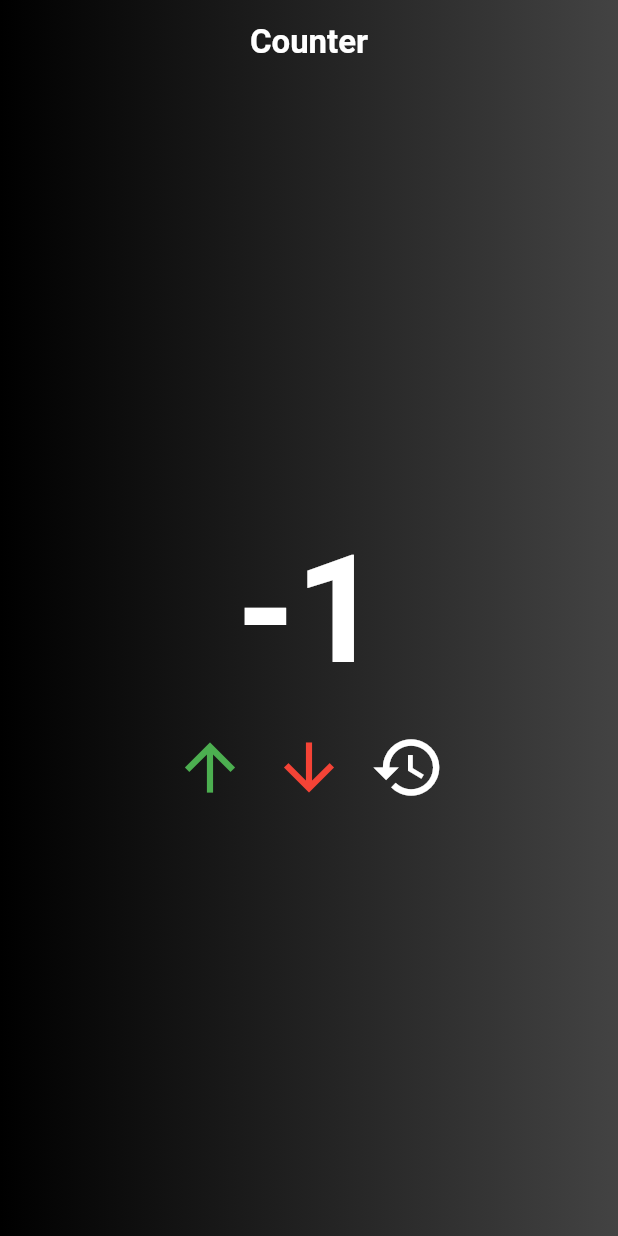
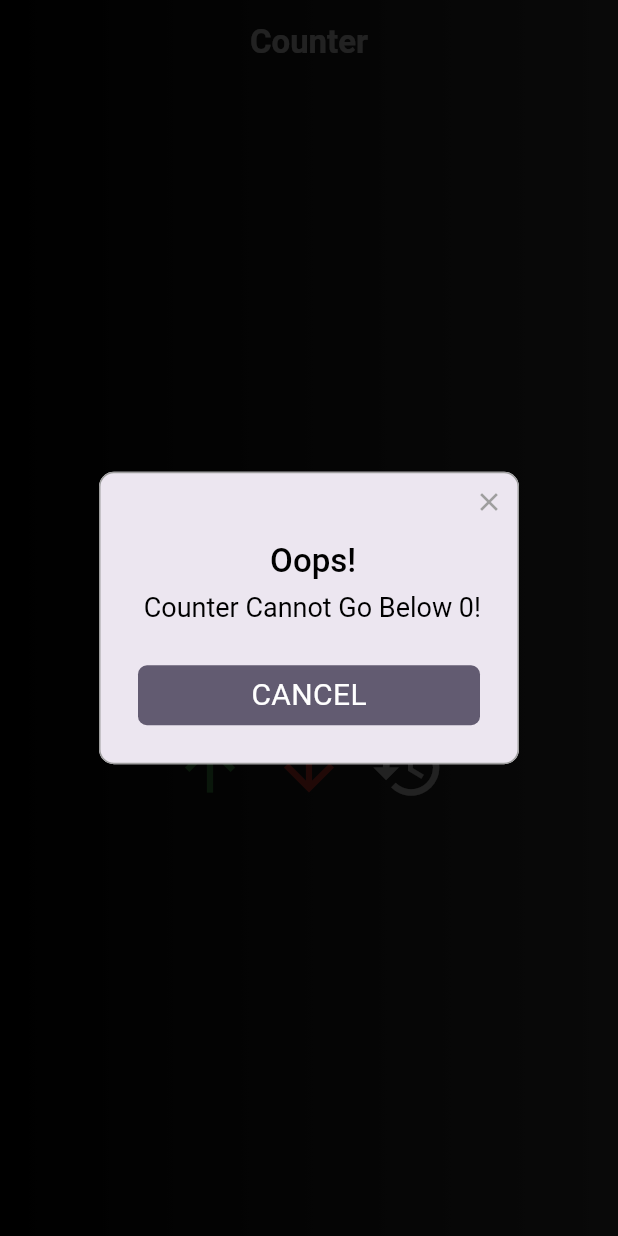
Before and after one commit to perpetualcuriosity/flutter-counter, a Flutter app: the screen it shows after launch, after a tap on the "arrow downward" icon, on a phone screen of 412 x 824 dp. Run offline on Flutter 3.47's test engine with Material 3 defaults, Android fonts, the phone set to English and light mode, and no system bars; drawn by our look-alikes of rflutter_alert.

Commit message:
Below zero barrier added using rflutter alert library, the best one to integrate in terms of ease

```diff
--- a/flutter_counter/lib/counter_scaffold.dart
+++ b/flutter_counter/lib/counter_scaffold.dart
@@ -1,5 +1,5 @@
 import 'package:flutter/material.dart';
-
+import 'package:rflutter_alert/rflutter_alert.dart';
 class Scaff extends StatefulWidget {
   const Scaff({super.key});
   @override
@@ -9,6 +9,14 @@ class Scaff extends StatefulWidget {
 class _Scaff extends State<Scaff> {
   List<Color> col = [Color(0xff000000), Color(0xff434343)];
   int count = 0;
+  void alert(context)
+  {
+    Alert(
+      context: context,
+      title: " Oops! ",
+      desc: " Counter Cannot Go Below 0! ",
+    ).show();
+  }
   @override
   Widget build(BuildContext context) {
     return Scaffold(
@@ -44,7 +52,13 @@ class _Scaff extends State<Scaff> {
                     IconButton(
                     onPressed: () {
                       setState(() {
+                        if(count >= 1)
+                        {
                         count = count - 1;
+                        }
+                        else{
+                          alert(context);
+                        }
                       });
                     },
                     icon: Icon(Icons.arrow_downward,color: Colors.red,size: 50)),
--- a/flutter_counter/pubspec.yaml
+++ b/flutter_counter/pubspec.yaml
@@ -30,6 +30,7 @@ environment:
 dependencies:
   flutter:
     sdk: flutter
+  rflutter_alert: ^2.0.7
 
   # The following adds the Cupertino Icons font to your application.
   # Use with the CupertinoIcons class for iOS style icons.
```
Also changed, not shown: flutter_counter/pubspec.lock.
